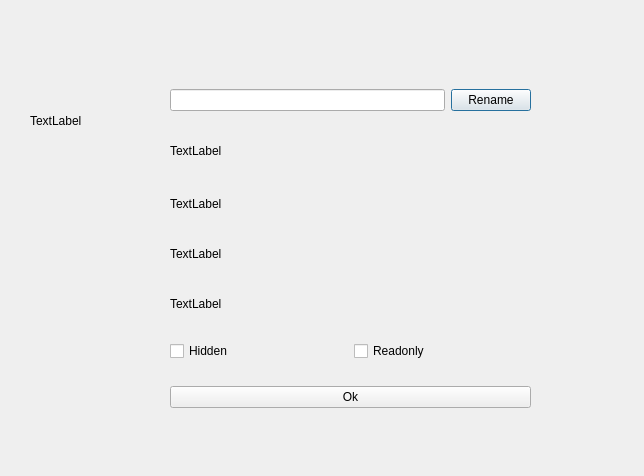
Old version of the form FileManagerKursach/infodialog.ui in the repository stroitel201/FileManagerQt.
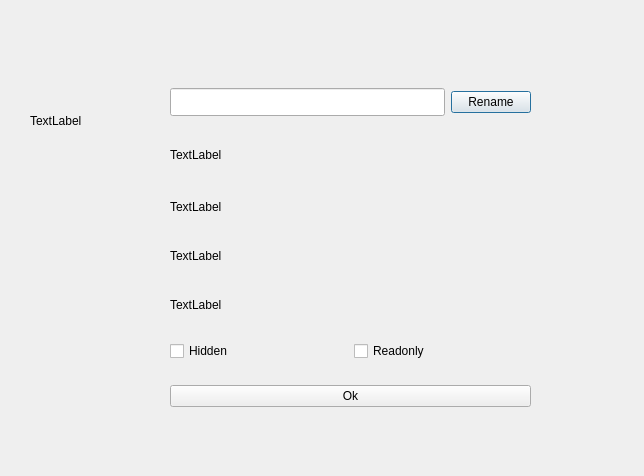
New version of the form.

```diff
--- a/FileManagerKursach/infodialog.ui
+++ b/FileManagerKursach/infodialog.ui
@@ -26,7 +26,19 @@
     <item>
      <layout class="QHBoxLayout" name="horizontalLayout_2">
       <item>
-       <widget class="QLineEdit" name="namelineEdit"/>
+       <widget class="QLineEdit" name="namelineEdit">
+        <property name="minimumSize">
+         <size>
+          <width>0</width>
+          <height>28</height>
+         </size>
+        </property>
+        <property name="font">
+         <font>
+          <pointsize>9</pointsize>
+         </font>
+        </property>
+       </widget>
       </item>
       <item>
        <widget class="QPushButton" name="renamepushButton">
```
Left out of the diff: 2 changed lines with no effect on the pictures.
